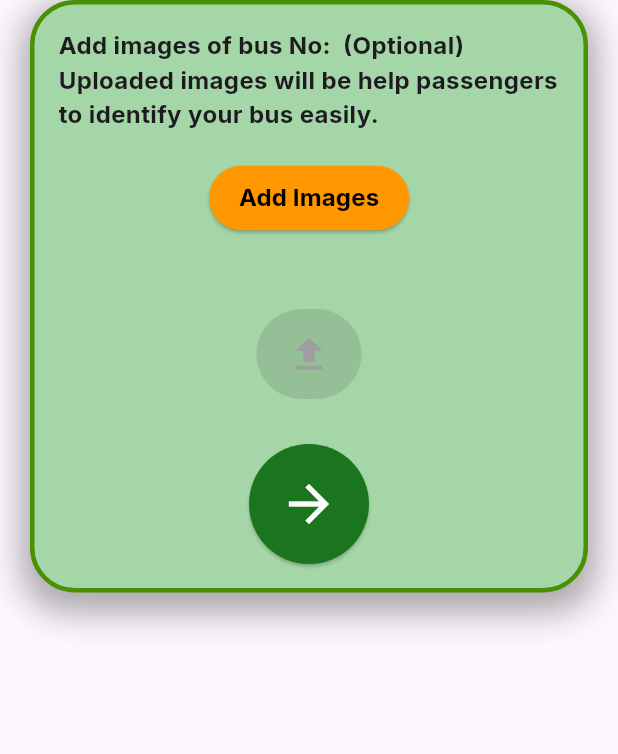
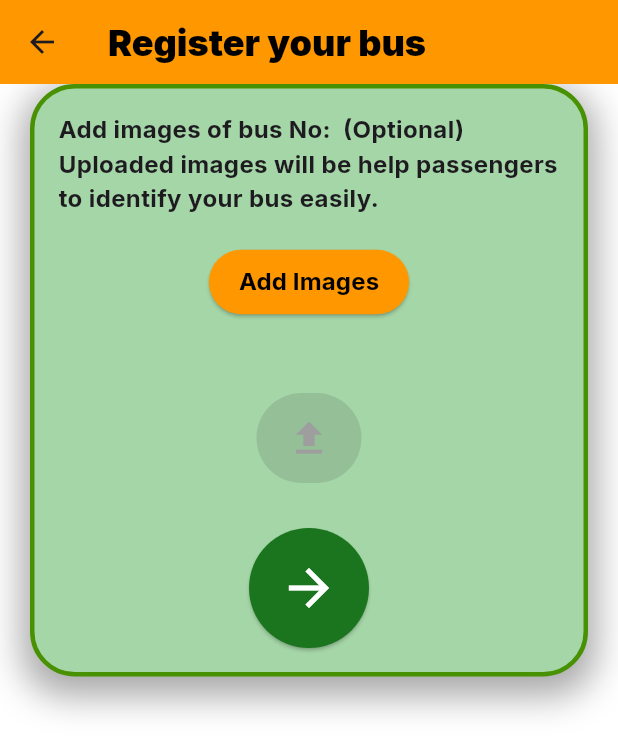
Before and after one commit to udithgunasekara/UEE_BusTicketBooking, a Flutter app: the Finalbusregpage screen opened directly with empty values, on a phone screen of 412 x 824 dp. Shown: the top 754 px of the screen. Run offline on Flutter 3.47's test engine with Material 3 defaults, Android fonts, the phone set to English and light mode, and no system bars; our stand-ins replace cloud_firestore, firebase_auth, firebase_core, firebase_storage, google_fonts, image_picker and 3 more; missing offline and left inert: mobile_scanner; accounts and stored records are empty.

Commit message:
bugs fixed

```diff
--- a/swiftbus/lib/busRegistration/busRegistrationPage.dart
+++ b/swiftbus/lib/busRegistration/busRegistrationPage.dart
@@ -61,7 +61,7 @@ class _BusregistrationState extends State<Busregistration> {
                       ),
                     ),
                   ),
-                  child: const Center(
+                  /* child: const Center(
                     child: Text(
                       "Register your bus",
                       style: TextStyle(
@@ -71,7 +71,7 @@ class _BusregistrationState extends State<Busregistration> {
                         color: Colors.black,
                       ),
                     ),
-                  ),
+                  ), */
                 ),
                 const SizedBox(height: 20),
                 SizedBox(
--- a/swiftbus/lib/busRegistration/finalbusregpage.dart
+++ b/swiftbus/lib/busRegistration/finalbusregpage.dart
@@ -157,7 +157,26 @@ class _FinalbusregpageState extends State<Finalbusregpage> {
 
   @override
   Widget build(BuildContext context) {
-    return SingleChildScrollView(
+    return Scaffold(
+      appBar: AppBar(
+        backgroundColor: Colors.orange,
+        leading: IconButton(
+          icon: Icon(Icons.arrow_back),
+          onPressed: () => Navigator.of(context).pop(),
+        ),
+        title: const Text(
+          "Register your bus",
+          style: TextStyle(
+            fontSize: 24,
+            fontStyle: FontStyle.normal,
+            fontWeight: FontWeight.w900,
+            color: Colors.black,
+          ),
+        ),
+      ),
+      backgroundColor: Colors.white,
+      body: SafeArea(
+        child:SingleChildScrollView(
         child: Container(
             margin: EdgeInsets.symmetric(horizontal: 20),
             decoration: BoxDecoration(
@@ -174,7 +193,7 @@ class _FinalbusregpageState extends State<Finalbusregpage> {
                 ),
               ],
             ),
-            child: SingleChildScrollView(
+
                 child: Column(children: [
               Padding(
                 padding: EdgeInsets.all(16),
@@ -281,7 +300,9 @@ class _FinalbusregpageState extends State<Finalbusregpage> {
                   ],
                 ),
               )
-            ]))));
+            ])
+            )) ),
+    );
   }
 }
 
--- a/swiftbus/lib/common/ModeratorHome.dart
+++ b/swiftbus/lib/common/ModeratorHome.dart
@@ -92,6 +92,7 @@ class _ConductorHomeState extends State<ConductorHome> {
         toolbarHeight: 100,
         backgroundColor: Color(0xFFFD6905),
         elevation: 0,
+        automaticallyImplyLeading: false,
         shape: const RoundedRectangleBorder(
           borderRadius: BorderRadius.only(
             bottomLeft: Radius.circular(20.0),
--- a/swiftbus/lib/common/onboarding_page.dart
+++ b/swiftbus/lib/common/onboarding_page.dart
@@ -32,20 +32,11 @@ class OnboardingPage extends StatelessWidget {
               return Center(child: Text('Error: ${snapshot.error}', style: const TextStyle(color: Colors.white)));
             } else {
               WidgetsBinding.instance.addPostFrameCallback((_) {
-                Navigator.of(context).pushReplacement(
-                  PageRouteBuilder(
-                    pageBuilder: (context, animation, secondaryAnimation) =>
-                      snapshot.data == true ? const Home() : const ConductorHome(),
-                    transitionsBuilder: (context, animation, secondaryAnimation, child) {
-                      const begin = Offset(1.0, 0.0);
-                      const end = Offset.zero;
-                      const curve = Curves.easeInOut;
-                      var tween = Tween(begin: begin, end: end).chain(CurveTween(curve: curve));
-                      var offsetAnimation = animation.drive(tween);
-                      return SlideTransition(position: offsetAnimation, child: child);
-                    },
-                    transitionDuration: const Duration(milliseconds: 500),
+                Navigator.of(context).pushAndRemoveUntil(
+                  MaterialPageRoute(
+                    builder: (context) => snapshot.data == true ? const Home() : const ConductorHome(),
                   ),
+                  (Route<dynamic> route) => false,
                 );
               });
               return const _LoadingContent();
```
Also changed, not shown: swiftbus/lib/authentication/widgets/LoginWidget.dart (+4 -4 lines), swiftbus/pubspec.lock.
